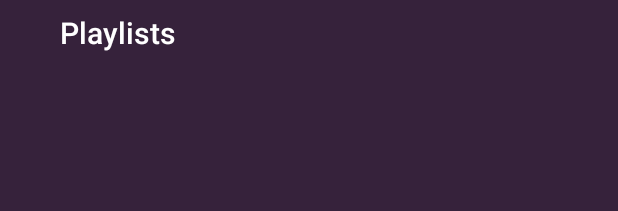
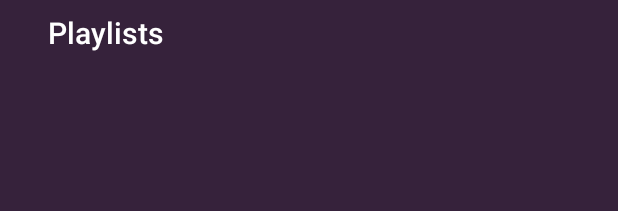
Before and after one commit to Aurisimo/MagicalMusicPlayer, an Android app: the layout activity_main.xml on its own in the app's theme, with its tools: preview values and no code run, on a phone screen of 412 x 824 dp. Shown: the top 211 px of the screen. Run offline under Robolectric (Android 15) with nearby library versions, the phone set to English and light mode, and no system bars.

Commit message:
Main screen updated. Playlist screen added

```diff
--- a/app/src/main/AndroidManifest.xml
+++ b/app/src/main/AndroidManifest.xml
@@ -9,7 +9,7 @@
         android:roundIcon="@mipmap/ic_launcher_round"
         android:supportsRtl="true"
         android:theme="@style/AppTheme">
-        <activity android:name=".PlaylistActivity"></activity>
+        <activity android:name=".PlaylistActivity" />
         <activity android:name=".MainActivity">
             <intent-filter>
                 <action android:name="android.intent.action.MAIN" />
--- /dev/null
+++ b/app/src/main/java/com/example/company/magicalmusicplayer/Constants.java
@@ -0,0 +1,5 @@
+package com.example.company.magicalmusicplayer;
+
+public class Constants {
+    public static final String EXTRA_NAME_PLAYLIST = "Playlist";
+}
--- a/app/src/main/java/com/example/company/magicalmusicplayer/MainActivity.java
+++ b/app/src/main/java/com/example/company/magicalmusicplayer/MainActivity.java
@@ -3,6 +3,7 @@ package com.example.company.magicalmusicplayer;
 import android.support.annotation.NonNull;
 import android.support.v7.app.AppCompatActivity;
 import android.os.Bundle;
+import android.support.v7.widget.DividerItemDecoration;
 import android.support.v7.widget.LinearLayoutManager;
 import android.support.v7.widget.RecyclerView;
 import android.view.View;
@@ -21,5 +22,7 @@ public class MainActivity extends AppCompatActivity {
 
         playlistsRecyclerView.setAdapter(new PlaylistsAdapter(PlaylistRepository.GetPlaylists()));
         playlistsRecyclerView.setLayoutManager(new LinearLayoutManager(this));
+        playlistsRecyclerView.addItemDecoration(new DividerItemDecoration(this,
+                DividerItemDecoration.VERTICAL));
     }
 }
--- a/app/src/main/java/com/example/company/magicalmusicplayer/Playlist.java
+++ b/app/src/main/java/com/example/company/magicalmusicplayer/Playlist.java
@@ -1,9 +1,10 @@
 package com.example.company.magicalmusicplayer;
 
+import java.io.Serializable;
 import java.util.ArrayList;
 import java.util.List;
 
-public class Playlist {
+public class Playlist implements Serializable {
     private String title;
     private Integer imageResid;
     private List<Song> songs;
--- a/app/src/main/java/com/example/company/magicalmusicplayer/PlaylistRepository.java
+++ b/app/src/main/java/com/example/company/magicalmusicplayer/PlaylistRepository.java
@@ -2,12 +2,16 @@ package com.example.company.magicalmusicplayer;
 
 import java.util.ArrayList;
 import java.util.List;
+
+import static java.util.Collections.shuffle;
 
 public class PlaylistRepository {
     public static List<Playlist> GetPlaylists() {
         List<Playlist> playlists = new ArrayList<>();
 
         List<Song> songs = SongRepository.GetAllSongs();
+
+        shuffle(songs);
 
         Playlist playlist = null;
         int songCounter = 0;
@@ -24,7 +28,7 @@ public class PlaylistRepository {
 
             playlist.add(song);
 
-            if (songCounter == 3){
+            if (songCounter == 8){
                 playlist = null;
                 songCounter = 0;
             }
--- a/app/src/main/java/com/example/company/magicalmusicplayer/PlaylistsAdapter.java
+++ b/app/src/main/java/com/example/company/magicalmusicplayer/PlaylistsAdapter.java
@@ -51,12 +51,12 @@ public class PlaylistsAdapter extends RecyclerView.Adapter<RecyclerView.ViewHold
         titleTextView.setText(playlist.getTitle());
 
         final int playlistLocation = i;
+        final Playlist playlistToPass = playlist;
         viewHolder.itemView.setOnClickListener(new View.OnClickListener() {
             @Override
             public void onClick(View v) {
-                Toast.makeText(v.getContext(), ("Pressed playlist: " + playlistLocation), Toast.LENGTH_SHORT).show();
-
                 Intent intent = new Intent(v.getContext(), PlaylistActivity.class);
+                intent.putExtra(Constants.EXTRA_NAME_PLAYLIST, playlistToPass);
                 v.getContext().startActivity(intent);
             }
         });
--- a/app/src/main/java/com/example/company/magicalmusicplayer/Song.java
+++ b/app/src/main/java/com/example/company/magicalmusicplayer/Song.java
@@ -1,6 +1,8 @@
 package com.example.company.magicalmusicplayer;
 
-public class Song {
+import java.io.Serializable;
+
+public class Song implements Serializable {
     private String artist;
     private String title;
     private String album;
--- a/app/src/main/res/layout/activity_main.xml
+++ b/app/src/main/res/layout/activity_main.xml
@@ -1,41 +1,36 @@
 <?xml version="1.0" encoding="utf-8"?>
 <android.support.constraint.ConstraintLayout xmlns:android="http://schemas.android.com/apk/res/android"
     xmlns:app="http://schemas.android.com/apk/res-auto"
+    xmlns:tools="http://schemas.android.com/tools"
     android:layout_width="match_parent"
     android:layout_height="match_parent"
-    android:background="@color/dark"
-    xmlns:tools="http://schemas.android.com/tools">
+    android:background="@color/dark">
 
     <TextView
-        android:id="@+id/textView"
-        android:layout_width="wrap_content"
+        android:id="@+id/textView_main_header"
+        style="@style/Header"
+        android:layout_width="@dimen/width_all_small"
         android:layout_height="wrap_content"
-        android:layout_marginStart="8dp"
-        android:layout_marginTop="8dp"
-        android:layout_marginEnd="8dp"
-        android:fontFamily="sans-serif-medium"
+        android:layout_marginStart="@dimen/margin_all_large"
+        android:layout_marginTop="@dimen/margin_all_small"
+        android:layout_marginEnd="@dimen/margin_all_small"
         android:text="@string/main_header"
-        android:textColor="@color/white"
-        android:textSize="20sp"
-        android:textStyle="normal"
         app:layout_constraintEnd_toEndOf="parent"
-        app:layout_constraintHorizontal_bias="0.1"
         app:layout_constraintStart_toStartOf="parent"
         app:layout_constraintTop_toTopOf="parent"
         tools:text="Playlists" />
 
     <android.support.v7.widget.RecyclerView
         android:id="@+id/recyclerView_main_playlists"
-        android:layout_width="0dp"
-        android:layout_height="wrap_content"
-        android:layout_marginStart="8dp"
-        android:layout_marginTop="8dp"
-        android:layout_marginEnd="8dp"
-        android:layout_marginBottom="8dp"
+        android:layout_width="@dimen/width_all_small"
+        android:layout_height="@dimen/height_all_small"
+        android:layout_marginStart="@dimen/margin_all_small"
+        android:layout_marginTop="@dimen/margin_all_small"
+        android:layout_marginEnd="@dimen/margin_all_small"
+        android:layout_marginBottom="@dimen/margin_all_small"
         app:layout_constraintBottom_toBottomOf="parent"
         app:layout_constraintEnd_toEndOf="parent"
         app:layout_constraintStart_toStartOf="parent"
-        app:layout_constraintTop_toBottomOf="@+id/textView"
-        app:layout_constraintVertical_bias="0.00999999" />
+        app:layout_constraintTop_toBottomOf="@+id/textView_main_header" />
 
 </android.support.constraint.ConstraintLayout>
--- a/app/src/main/res/values/colors.xml
+++ b/app/src/main/res/values/colors.xml
@@ -6,4 +6,5 @@
     <color name="dark">#36223b</color>
     <color name="dark_two">#211524</color>
     <color name="white">#ffffff</color>
+    <color name="grey">#8bffffff</color>
 </resources>
--- /dev/null
+++ b/app/src/main/res/values/dimens.xml
@@ -0,0 +1,14 @@
+<?xml version="1.0" encoding="utf-8"?>
+<resources>
+    <dimen name="margin_all_small">8dp</dimen>
+    <dimen name="margin_all_large">32dp</dimen>
+    <dimen name="width_all_small">0dp</dimen>
+    <dimen name="height_all_small">0dp</dimen>
+    <dimen name="size_playlist_image">168dp</dimen>
+    <dimen name="size_playlist_back">48dp</dimen>
+    <dimen name="margin_playlist_play">128dp</dimen>
+    <dimen name="size_playlistitem_image">96dp</dimen>
+    <dimen name="margin_songitem_title">24dp</dimen>
+    <dimen name="size_songitem_image">48dp</dimen>
+    <dimen name="margin_all_medium">16dp</dimen>
+</resources>
```
Also changed, not shown: app/src/main/java/com/example/company/magicalmusicplayer/PlaylistActivity.java (+25 -2 lines), app/src/main/java/com/example/company/magicalmusicplayer/SongRepository.java (+40 -1 lines), app/src/main/res/layout/activity_playlist.xml (+41 -36 lines), app/src/main/res/layout/item_playlist.xml (+11 -11 lines), app/src/main/res/layout/item_song.xml (+11 -24 lines), app/src/main/res/values/styles.xml (+28 -0 lines).
